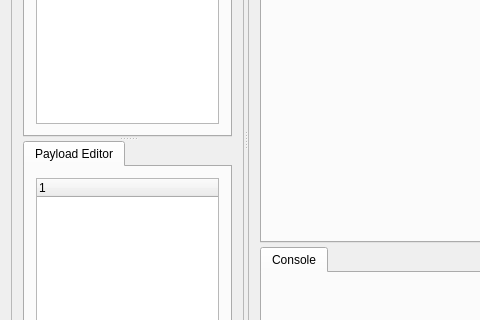
Old version of the form Monarch-Connect/mainwindow.ui in the repository Toms42/Monarch-Connect; both pictures show x 0 to 480 and y 179 to 499 of the 1184 by 622 pixel window.
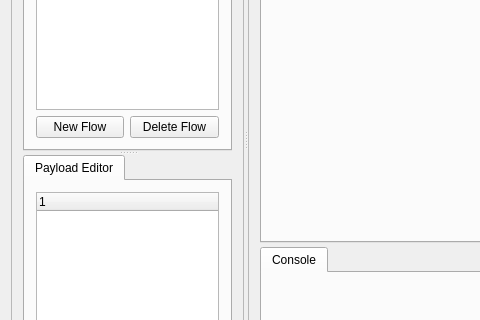
New version of the form.

Commit message: re-add top level flow control buttons

```diff
--- a/Monarch-Connect/mainwindow.ui
+++ b/Monarch-Connect/mainwindow.ui
@@ -93,6 +93,20 @@
                </column>
               </widget>
              </item>
+             <item row="1" column="0">
+              <widget class="QPushButton" name="button_newFlow">
+               <property name="text">
+                <string>New Flow</string>
+               </property>
+              </widget>
+             </item>
+             <item row="1" column="1">
+              <widget class="QPushButton" name="button_deleteFlow">
+               <property name="text">
+                <string>Delete Flow</string>
+               </property>
+              </widget>
+             </item>
             </layout>
            </widget>
            <widget class="QWidget" name="tab_settings">
```
The commit also changes 1 other file.
